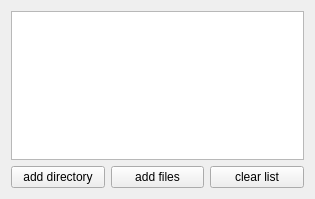
Qt form src/PathList/PathList.ui (Ulle84/ToolBox) before a commit.
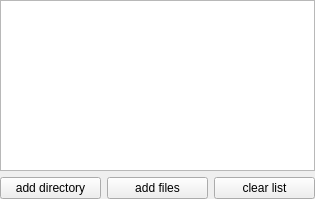
The same form after that commit.

```diff
--- a/src/PathList/PathList.ui
+++ b/src/PathList/PathList.ui
@@ -14,6 +14,18 @@
    <string>PathList</string>
   </property>
   <layout class="QVBoxLayout" name="verticalLayout">
+   <property name="leftMargin">
+    <number>0</number>
+   </property>
+   <property name="topMargin">
+    <number>0</number>
+   </property>
+   <property name="rightMargin">
+    <number>0</number>
+   </property>
+   <property name="bottomMargin">
+    <number>0</number>
+   </property>
    <item>
     <widget class="QPlainTextEdit" name="plainTextEdit">
      <property name="font">
```
